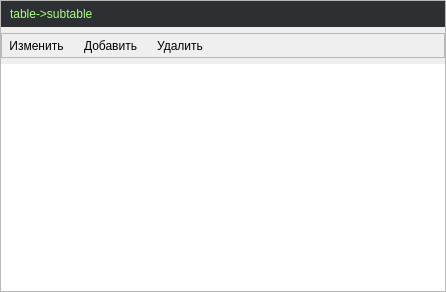
Old version of the form source_modules/personnel_department/subtablewidget.ui in the repository MichaelRepository/diplom_project.
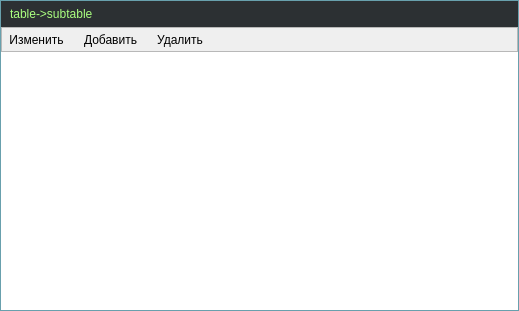
New version of the form. Icons and pictures are not drawn.

Patch:
```diff
--- a/source_modules/personnel_department/subtablewidget.ui
+++ b/source_modules/personnel_department/subtablewidget.ui
@@ -6,8 +6,8 @@
    <rect>
     <x>0</x>
     <y>0</y>
-    <width>446</width>
-    <height>292</height>
+    <width>519</width>
+    <height>311</height>
    </rect>
   </property>
   <property name="windowTitle">
@@ -20,7 +20,8 @@
 		color:#E0E0E0;
         background: #2C3033;
 		font-family:&quot;Arial&quot;,&quot;Courier&quot;;
-}</string>
+}
+#frame{border:1px solid #68A0AD;}</string>
   </property>
   <layout class="QGridLayout" name="gridLayout">
    <property name="leftMargin">
@@ -62,6 +63,9 @@
       <property name="bottomMargin">
        <number>0</number>
       </property>
+      <property name="spacing">
+       <number>0</number>
+      </property>
       <item row="1" column="0">
        <widget class="QFrame" name="toolsframe">
         <property name="minimumSize">
```
Left out of the diff: 2 changed lines with no effect on the pictures.
